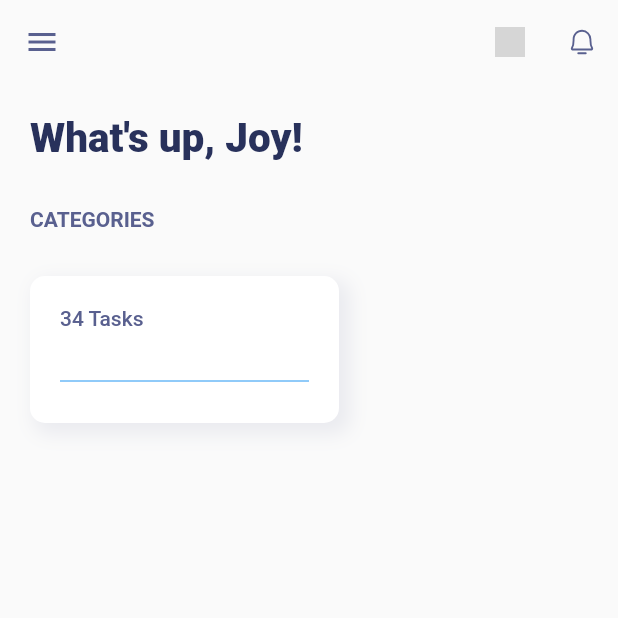
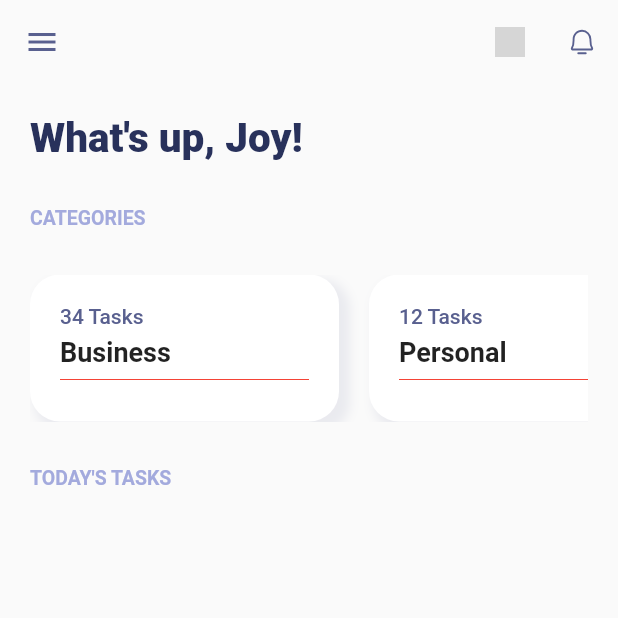
Before and after one commit to Emodot/m_tasks, a Flutter app: the screen it shows after launch, on a phone screen of 412 x 824 dp, the top half of it. Run offline on Flutter 3.47's test engine with Material 2 defaults, Android fonts, the light colour scheme and no system bars; our stand-ins replace flutter_svg; grey boxes are pictures that could not be loaded.

Commit message:
developed category cards

```diff
--- a/lib/constant.dart
+++ b/lib/constant.dart
@@ -1,3 +1,4 @@
 import 'package:flutter/material.dart';
 
 const iconsColor = Color.fromARGB(255, 89, 96, 143);
+const headerColor = Color.fromARGB(255, 163, 170, 221);
--- a/lib/screens/home.dart
+++ b/lib/screens/home.dart
@@ -73,23 +73,48 @@ class Home extends StatelessWidget {
                 "CATEGORIES",
                 textAlign: TextAlign.left,
                 style: TextStyle(
-                  color: iconsColor,
+                  color: headerColor,
                   fontWeight: FontWeight.w600,
+                  fontSize: 13,
                 ),
               ),
               const SizedBox(
                 height: 30,
               ),
-              Row(
+              SingleChildScrollView(
+                scrollDirection: Axis.horizontal,
+                child: Row(
                   children: [
                     CategoryCard(
                       size: size,
                       tasksNo: 34,
-                    categoryName: '',
-                    categoryColor: '',
+                      categoryName: 'Business',
+                      categoryColor: Colors.red,
+                    ),
+                    CategoryCard(
+                      size: size,
+                      tasksNo: 12,
+                      categoryName: 'Personal',
+                      categoryColor: Colors.red,
                     ),
                   ],
-              )
+                ),
+              ),
+              const SizedBox(
+                height: 30,
+              ),
+              const Text(
+                "TODAY'S TASKS",
+                textAlign: TextAlign.left,
+                style: TextStyle(
+                  color: headerColor,
+                  fontWeight: FontWeight.w600,
+                  fontSize: 13,
+                ),
+              ),
+              const SizedBox(
+                height: 30,
+              ),
             ],
           ),
         ),
@@ -110,15 +135,16 @@ class CategoryCard extends StatelessWidget {
   final Size size;
   final int tasksNo;
   final String categoryName;
-  final String categoryColor;
+  final Color categoryColor;
 
   @override
   Widget build(BuildContext context) {
     return Container(
+      margin: const EdgeInsets.only(right: 20),
       width: size.width * 0.5,
       decoration: BoxDecoration(
         // backgroundBlendMode: ,
-        borderRadius: BorderRadius.circular(10),
+        borderRadius: BorderRadius.circular(20),
         boxShadow: [
           BoxShadow(
             color: iconsColor.withOpacity(0.1),
@@ -126,7 +152,7 @@ class CategoryCard extends StatelessWidget {
               5.0,
               5.0,
             ),
-            blurRadius: 10.0,
+            blurRadius: 5.0,
             spreadRadius: 2.0,
           ),
           const BoxShadow(
@@ -156,8 +182,8 @@ class CategoryCard extends StatelessWidget {
               categoryName,
               style: const TextStyle(fontWeight: FontWeight.w700, fontSize: 18),
             ),
-            const Divider(
-              color: Colors.blue,
+            Divider(
+              color: categoryColor,
             )
           ],
         ),
```
Lines whose indentation alone changed are shown as unchanged.
